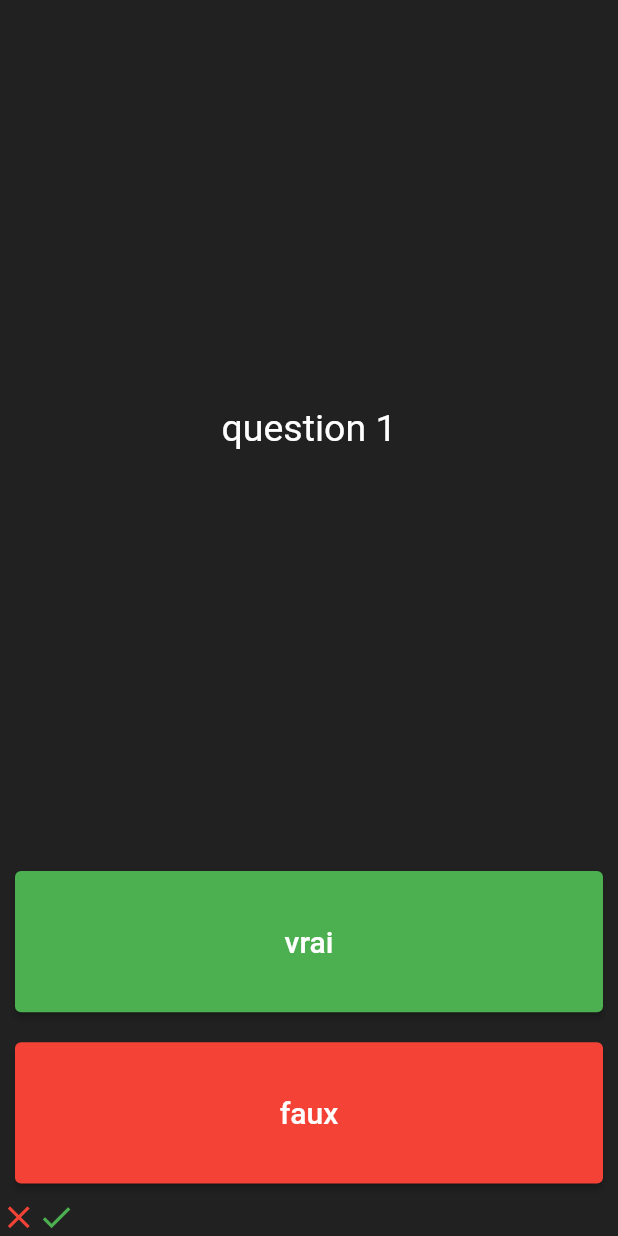
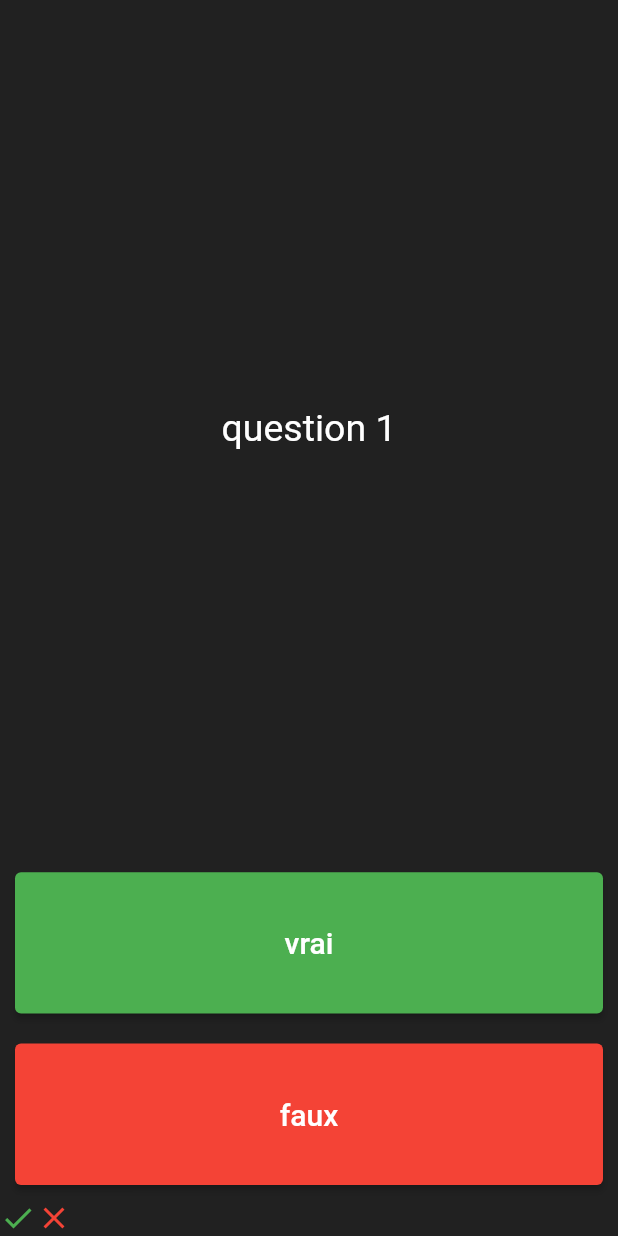
Before and after one commit to Maeyae/quizzer, a Flutter app: the screen it shows after launch, on a phone screen of 412 x 824 dp. Run offline on Flutter 3.47's test engine with Material 2 defaults, Android fonts, the phone set to English and light mode, and no system bars.

Commit message:
création liste d'Icons

```diff
--- a/lib/main.dart
+++ b/lib/main.dart
@@ -11,6 +11,17 @@ class Myapp extends StatefulWidget {
   _MyappState createState() => _MyappState();
 }
 class _MyappState extends State<Myapp> {
+  List<Icon> listescore =[
+    Icon(
+      Icons.check,
+      color: Colors.green,
+    ),
+
+    Icon(
+      Icons.close,
+      color: Colors.red,
+    ),
+  ];
   @override
   Widget build(BuildContext context) {
     return MaterialApp(
@@ -65,18 +76,8 @@ class _MyappState extends State<Myapp> {
              ),
              ),
               Row(
-             children: [
-               Icon(
-              Icons.close,
-                   color:Colors.red,
-                   size: 25.0
-               ),
+             children: listescore
 
-                Icon(
-                    Icons.check,
-                    color:Colors.green,size: 25.0
-                ),
-         ],
          ),
 
            ],
```
